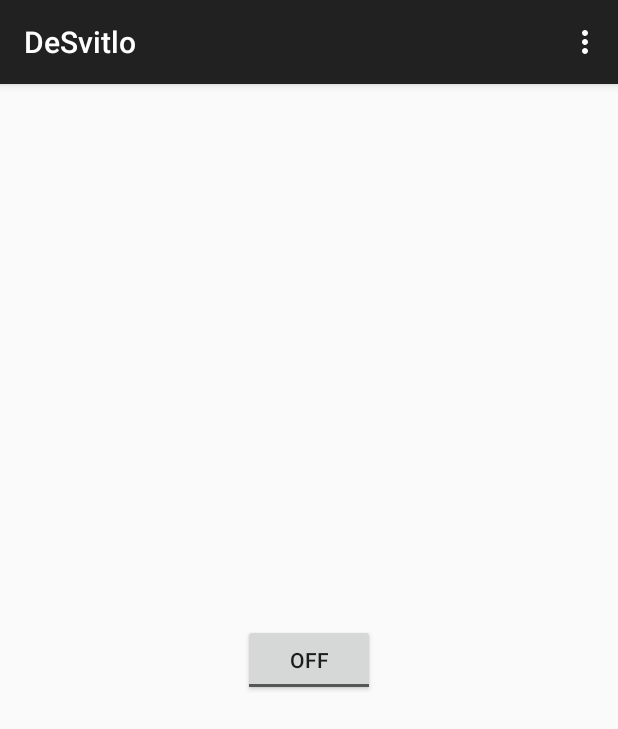
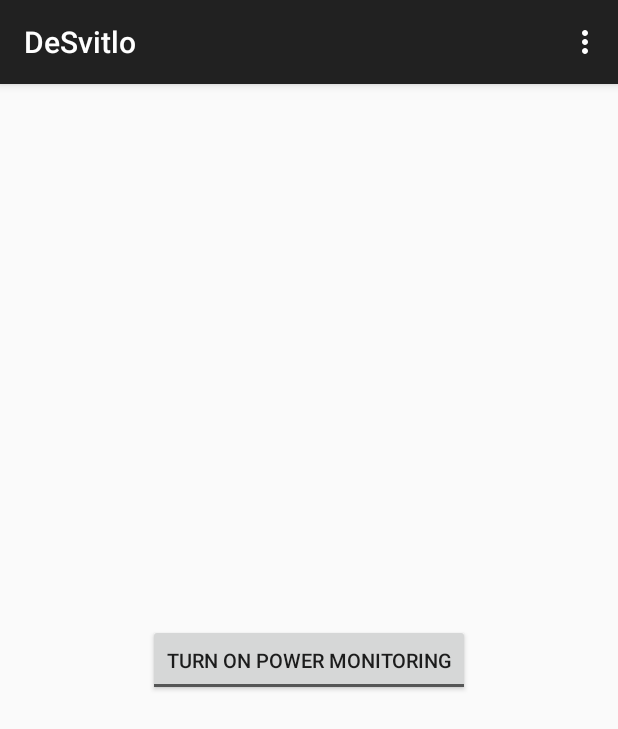
Before and after one commit to alexfilatov/desvitlo, an Android app: the screen it shows after launch (MainActivity), on a phone screen of 412 x 824 dp. Shown: the top 729 px of the screen. Run offline under Robolectric (Android 15) with nearby library versions, the phone set to English and light mode, and no system bars.

```diff
--- a/app/src/main/java/com/mavlin/desvitlo/PowerCheckReceiver.java
+++ b/app/src/main/java/com/mavlin/desvitlo/PowerCheckReceiver.java
@@ -6,7 +6,6 @@ import android.content.Intent;
 import android.widget.Toast;
 
 public class PowerCheckReceiver extends BroadcastReceiver {
-
 
     public PowerCheckReceiver() {
     }
@@ -20,14 +19,11 @@ public class PowerCheckReceiver extends BroadcastReceiver {
             Intent play_intent = new Intent(context, PowerAlarmPlayService.class);
             play_intent.putExtra(PowerAlarmPlayService.START_PLAY, true);
             context.startService(play_intent);
-
         } else if (intent.getAction().equals("android.intent.action.ACTION_POWER_CONNECTED")) {
             Toast.makeText(context.getApplicationContext(), context.getString(R.string.power_connected), Toast.LENGTH_LONG).show();
-
             // stop alarm
             Intent play_intent = new Intent(context, PowerAlarmPlayService.class);
             context.stopService(play_intent);
         }
-
     }
 }
--- a/app/src/main/res/layout/activity_main.xml
+++ b/app/src/main/res/layout/activity_main.xml
@@ -6,15 +6,21 @@
     android:paddingRight="@dimen/activity_horizontal_margin"
     android:paddingTop="@dimen/activity_vertical_margin"
     android:paddingBottom="@dimen/activity_vertical_margin"
-    tools:context=".Main">
+    tools:context=".MainActivity">
 
     <ToggleButton
         android:layout_width="wrap_content"
         android:layout_height="wrap_content"
-        android:text="New ToggleButton"
+        android:text="@string/toggle_button_name"
         android:id="@+id/toggleButton"
+        android:onClick="onToggleClicked"
         android:layout_centerVertical="true"
         android:layout_centerHorizontal="true"
-        android:onClick="onToggleClicked"/>
+        android:checked="false"
+        android:textSize="13dp"
+        android:gravity="center_vertical|center_horizontal"
+        android:textOn="@string/turn_monitor_off"
+        android:textOff="@string/turn_monitor_on" />
+
 
 </RelativeLayout>
--- /dev/null
+++ b/app/src/main/res/values/colors.xml
@@ -0,0 +1,4 @@
+<?xml version="1.0" encoding="utf-8"?>
+<resources>
+    <color name="gray">#cccccc</color>
+</resources>
--- a/app/src/main/res/values/strings.xml
+++ b/app/src/main/res/values/strings.xml
@@ -8,5 +8,8 @@
     <string name="receiver_deactivated">DEACTIVATED</string>
     <string name="power_disconnected">POWER DISCONNECTED!</string>
     <string name="power_connected">POWER CONNECTED!</string>
+    <string name="turn_monitor_off">Turn OFF Power Monitoring</string>
+    <string name="turn_monitor_on">Turn ON Power Monitoring</string>
+    <string name="toggle_button_name">ToggleButton</string>
 
 </resources>
```
